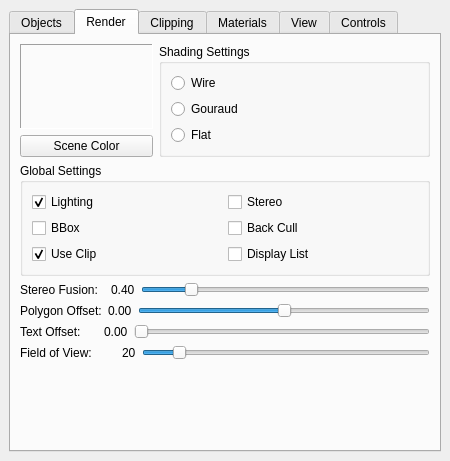
Qt form src/Interface/Modules/Render/ViewSceneControls.ui (SCIInstitute/SCIRun) before a commit.
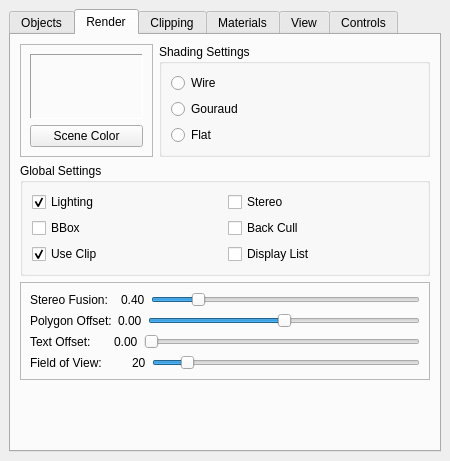
The same form after that commit. The open tabs and pages were chosen to show the change.

Commit message: disable nonfunctioning buttons

Diff of the .ui file:
```diff
--- a/src/Interface/Modules/Render/ViewSceneControls.ui
+++ b/src/Interface/Modules/Render/ViewSceneControls.ui
@@ -101,67 +101,17 @@
         <string>Render</string>
        </attribute>
        <layout class="QGridLayout" name="gridLayout_13">
-        <item row="0" column="0">
-         <widget class="QLabel" name="currentBackgroundLabel_">
-          <property name="frameShape">
-           <enum>QFrame::Panel</enum>
-          </property>
-          <property name="frameShadow">
-           <enum>QFrame::Sunken</enum>
-          </property>
-          <property name="text">
-           <string/>
-          </property>
-         </widget>
-        </item>
-        <item row="0" column="1" rowspan="2" colspan="2">
-         <widget class="QGroupBox" name="groupBox_9">
-          <property name="title">
-           <string>Shading Settings</string>
-          </property>
-          <layout class="QGridLayout" name="gridLayout_12">
-           <item row="0" column="0">
-            <widget class="QRadioButton" name="wireRadioButton_">
-             <property name="text">
-              <string>Wire</string>
-             </property>
-             <attribute name="buttonGroup">
-              <string notr="true">shadingButtonGroup_</string>
-             </attribute>
-            </widget>
-           </item>
-           <item row="2" column="0">
-            <widget class="QRadioButton" name="flatRadioButton_">
-             <property name="text">
-              <string>Flat</string>
-             </property>
-             <attribute name="buttonGroup">
-              <string notr="true">shadingButtonGroup_</string>
-             </attribute>
-            </widget>
-           </item>
-           <item row="1" column="0">
-            <widget class="QRadioButton" name="gouraudRadioButton_">
-             <property name="text">
-              <string>Gouraud</string>
-             </property>
-             <attribute name="buttonGroup">
-              <string notr="true">shadingButtonGroup_</string>
-             </attribute>
-            </widget>
-           </item>
-          </layout>
-         </widget>
-        </item>
-        <item row="1" column="0">
-         <widget class="QPushButton" name="setBackgroundColorPushButton_">
-          <property name="text">
-           <string>Scene Color</string>
-          </property>
-         </widget>
-        </item>
         <item row="3" column="0" colspan="3">
-         <layout class="QHBoxLayout" name="horizontalLayout_2">
+         <widget class="QFrame" name="renderSliderFrame_">
+          <property name="frameShape">
+           <enum>QFrame::StyledPanel</enum>
+          </property>
+          <property name="frameShadow">
+           <enum>QFrame::Raised</enum>
+          </property>
+          <layout class="QVBoxLayout" name="verticalLayout_9">
+           <item>
+            <layout class="QHBoxLayout" name="steroeFusionHorizontalLayout_">
           <item>
            <widget class="QLabel" name="label_21">
             <property name="text">
@@ -197,8 +147,8 @@
           </item>
          </layout>
         </item>
-        <item row="4" column="0" colspan="3">
-         <layout class="QHBoxLayout" name="horizontalLayout_3">
+           <item>
+            <layout class="QHBoxLayout" name="polygonOffsetHorizontalLayout_">
           <item>
            <widget class="QLabel" name="label_22">
             <property name="text">
@@ -231,8 +181,8 @@
           </item>
          </layout>
         </item>
-        <item row="5" column="0" colspan="3">
-         <layout class="QHBoxLayout" name="horizontalLayout_4">
+           <item>
+            <layout class="QHBoxLayout" name="textOffsetHorizontalLayout_">
           <item>
            <widget class="QLabel" name="label_23">
             <property name="text">
@@ -265,8 +215,8 @@
           </item>
          </layout>
         </item>
-        <item row="6" column="0" colspan="3">
-         <layout class="QHBoxLayout" name="horizontalLayout_5">
+           <item>
+            <layout class="QHBoxLayout" name="fovHorizontalLayout_">
           <item>
            <widget class="QLabel" name="label_24">
             <property name="text">
@@ -299,18 +249,14 @@
           </item>
          </layout>
         </item>
-        <item row="7" column="2">
-         <spacer name="verticalSpacer_3">
-          <property name="orientation">
-           <enum>Qt::Vertical</enum>
-          </property>
-          <property name="sizeHint" stdset="0">
-           <size>
-            <width>20</width>
-            <height>49</height>
-           </size>
-          </property>
-         </spacer>
+          </layout>
+          <zorder></zorder>
+          <zorder></zorder>
+          <zorder></zorder>
+          <zorder></zorder>
+          <zorder></zorder>
+          <zorder></zorder>
+         </widget>
         </item>
         <item row="2" column="0" colspan="3">
          <widget class="QGroupBox" name="groupBox_8">
@@ -369,6 +315,94 @@
           </layout>
          </widget>
         </item>
+        <item row="0" column="1" rowspan="2" colspan="2">
+         <widget class="QGroupBox" name="shadeSettingsGroupBox_">
+          <property name="title">
+           <string>Shading Settings</string>
+          </property>
+          <layout class="QGridLayout" name="gridLayout_12">
+           <item row="0" column="0">
+            <widget class="QRadioButton" name="wireRadioButton_">
+             <property name="text">
+              <string>Wire</string>
+             </property>
+             <attribute name="buttonGroup">
+              <string notr="true">shadingButtonGroup_</string>
+             </attribute>
+            </widget>
+           </item>
+           <item row="2" column="0">
+            <widget class="QRadioButton" name="flatRadioButton_">
+             <property name="text">
+              <string>Flat</string>
+             </property>
+             <attribute name="buttonGroup">
+              <string notr="true">shadingButtonGroup_</string>
+             </attribute>
+            </widget>
+           </item>
+           <item row="1" column="0">
+            <widget class="QRadioButton" name="gouraudRadioButton_">
+             <property name="text">
+              <string>Gouraud</string>
+             </property>
+             <attribute name="buttonGroup">
+              <string notr="true">shadingButtonGroup_</string>
+             </attribute>
+            </widget>
+           </item>
+          </layout>
+         </widget>
+        </item>
+        <item row="0" column="0" rowspan="2">
+         <widget class="QFrame" name="frame_2">
+          <property name="frameShape">
+           <enum>QFrame::StyledPanel</enum>
+          </property>
+          <property name="frameShadow">
+           <enum>QFrame::Raised</enum>
+          </property>
+          <layout class="QVBoxLayout" name="verticalLayout_5">
+           <item>
+            <widget class="QLabel" name="currentBackgroundLabel_">
+             <property name="frameShape">
+              <enum>QFrame::Panel</enum>
+             </property>
+             <property name="frameShadow">
+              <enum>QFrame::Sunken</enum>
+             </property>
+             <property name="text">
+              <string/>
+             </property>
+            </widget>
+           </item>
+           <item>
+            <widget class="QPushButton" name="setBackgroundColorPushButton_">
+             <property name="text">
+              <string>Scene Color</string>
+             </property>
+            </widget>
+           </item>
+          </layout>
+          <zorder>currentBackgroundLabel_</zorder>
+          <zorder>setBackgroundColorPushButton_</zorder>
+          <zorder>currentBackgroundLabel_</zorder>
+          <zorder>setBackgroundColorPushButton_</zorder>
+         </widget>
+        </item>
+        <item row="6" column="0">
+         <spacer name="verticalSpacer_3">
+          <property name="orientation">
+           <enum>Qt::Vertical</enum>
+          </property>
+          <property name="sizeHint" stdset="0">
+           <size>
+            <width>20</width>
+            <height>40</height>
+           </size>
+          </property>
+         </spacer>
+        </item>
        </layout>
       </widget>
       <widget class="QWidget" name="ClippingTab">
```
Left out of the diff: 12 changed lines with no effect on the pictures. Lines whose indentation alone changed are shown as unchanged. The commit also changes 1 other file.
